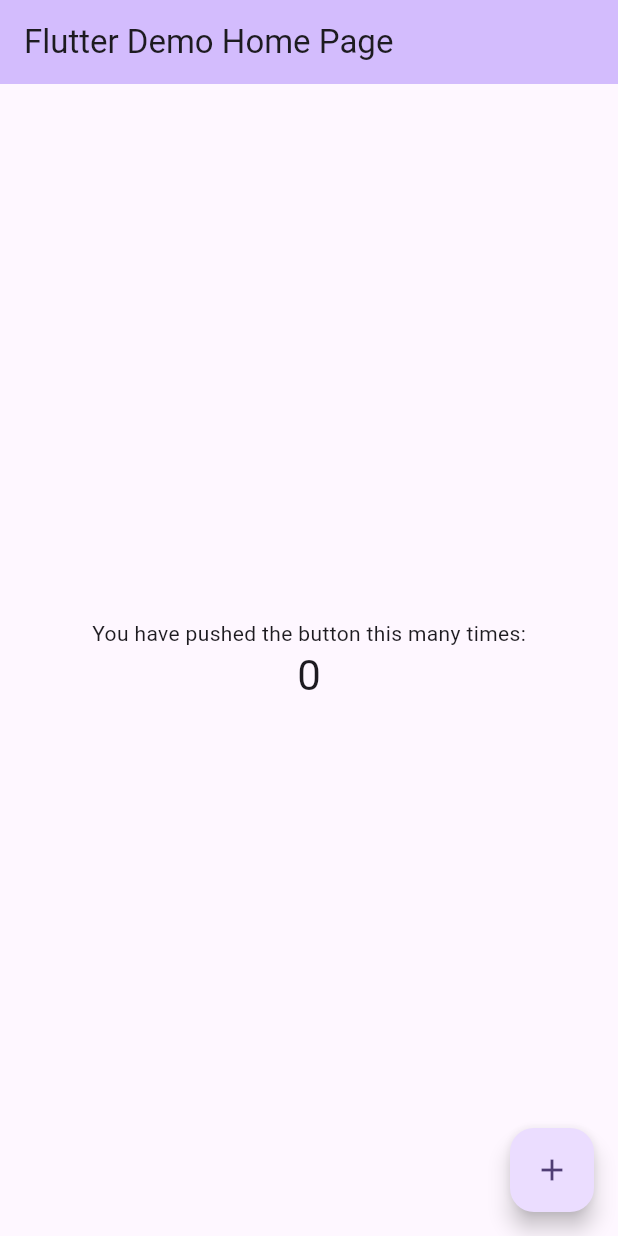
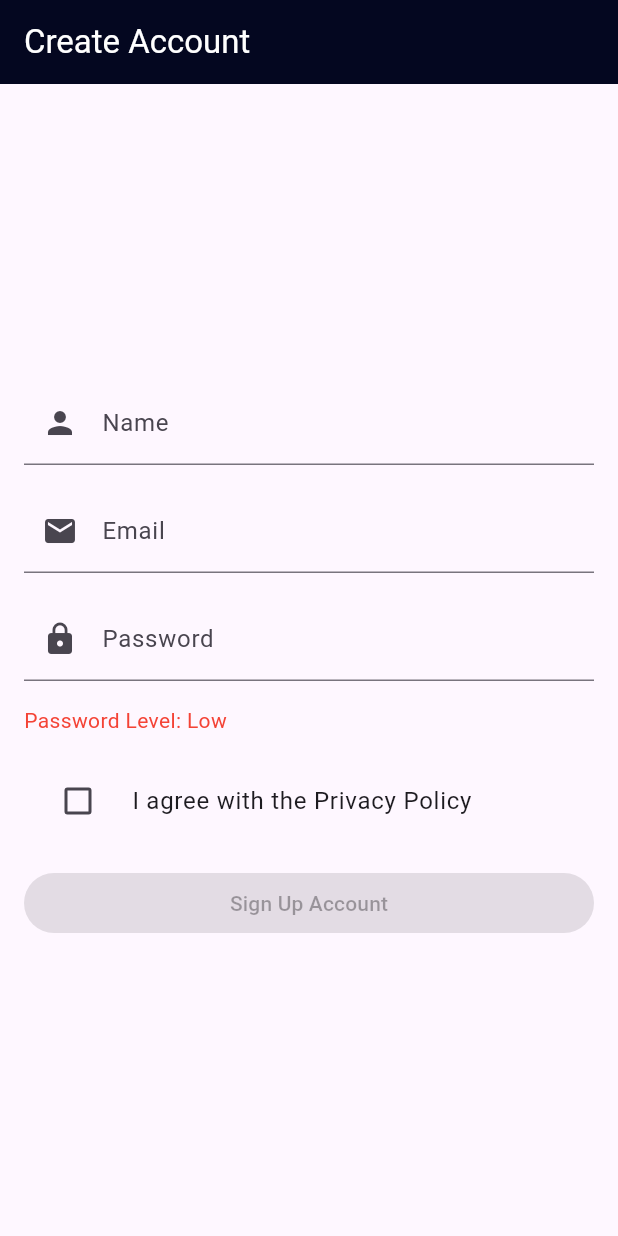
Before and after one commit to RamadhanRahmatullah/Mobile-Programming-2023, a Flutter app: the screen it shows after launch, on a phone screen of 412 x 824 dp. Run offline on Flutter 3.47's test engine with Material 3 defaults, Android fonts, the phone set to English and light mode, and no system bars.

Commit message:
initial commit

```diff
--- a/project_app/lib/main.dart
+++ b/project_app/lib/main.dart
@@ -1,125 +1,145 @@
 import 'package:flutter/material.dart';
 
 void main() {
-  runApp(const MyApp());
+  runApp(MyApp());
 }
 
 class MyApp extends StatelessWidget {
-  const MyApp({super.key});
-
-  // This widget is the root of your application.
   @override
   Widget build(BuildContext context) {
     return MaterialApp(
-      title: 'Flutter Demo',
-      theme: ThemeData(
-        // This is the theme of your application.
-        //
-        // TRY THIS: Try running your application with "flutter run". You'll see
-        // the application has a blue toolbar. Then, without quitting the app,
-        // try changing the seedColor in the colorScheme below to Colors.green
-        // and then invoke "hot reload" (save your changes or press the "hot
-        // reload" button in a Flutter-supported IDE, or press "r" if you used
-        // the command line to start the app).
-        //
-        // Notice that the counter didn't reset back to zero; the application
-        // state is not lost during the reload. To reset the state, use hot
-        // restart instead.
-        //
-        // This works for code too, not just values: Most code changes can be
-        // tested with just a hot reload.
-        colorScheme: ColorScheme.fromSeed(seedColor: Colors.deepPurple),
-        useMaterial3: true,
-      ),
-      home: const MyHomePage(title: 'Flutter Demo Home Page'),
+      home: SignUpPage(),
     );
   }
 }
 
-class MyHomePage extends StatefulWidget {
-  const MyHomePage({super.key, required this.title});
-
-  // This widget is the home page of your application. It is stateful, meaning
-  // that it has a State object (defined below) that contains fields that affect
-  // how it looks.
-
-  // This class is the configuration for the state. It holds the values (in this
-  // case the title) provided by the parent (in this case the App widget) and
-  // used by the build method of the State. Fields in a Widget subclass are
-  // always marked "final".
-
-  final String title;
-
+class SignUpPage extends StatefulWidget {
   @override
-  State<MyHomePage> createState() => _MyHomePageState();
+  _SignUpPageState createState() => _SignUpPageState();
 }
 
-class _MyHomePageState extends State<MyHomePage> {
-  int _counter = 0;
-
-  void _incrementCounter() {
-    setState(() {
-      // This call to setState tells the Flutter framework that something has
-      // changed in this State, which causes it to rerun the build method below
-      // so that the display can reflect the updated values. If we changed
-      // _counter without calling setState(), then the build method would not be
-      // called again, and so nothing would appear to happen.
-      _counter++;
-    });
-  }
+class _SignUpPageState extends State<SignUpPage> {
+  bool _isAgree = false;
+  String _password = '';
 
   @override
   Widget build(BuildContext context) {
-    // This method is rerun every time setState is called, for instance as done
-    // by the _incrementCounter method above.
-    //
-    // The Flutter framework has been optimized to make rerunning build methods
-    // fast, so that you can just rebuild anything that needs updating rather
-    // than having to individually change instances of widgets.
     return Scaffold(
       appBar: AppBar(
-        // TRY THIS: Try changing the color here to a specific color (to
-        // Colors.amber, perhaps?) and trigger a hot reload to see the AppBar
-        // change color while the other colors stay the same.
-        backgroundColor: Theme.of(context).colorScheme.inversePrimary,
-        // Here we take the value from the MyHomePage object that was created by
-        // the App.build method, and use it to set our appbar title.
-        title: Text(widget.title),
+        title: Text(
+          'Create Account',
+          style: TextStyle(color: Colors.white),
+        ),
+        backgroundColor: Color(0xFF040720),
       ),
-      body: Center(
-        // Center is a layout widget. It takes a single child and positions it
-        // in the middle of the parent.
+      body: Padding(
+        padding: EdgeInsets.all(16.0),
         child: Column(
-          // Column is also a layout widget. It takes a list of children and
-          // arranges them vertically. By default, it sizes itself to fit its
-          // children horizontally, and tries to be as tall as its parent.
-          //
-          // Column has various properties to control how it sizes itself and
-          // how it positions its children. Here we use mainAxisAlignment to
-          // center the children vertically; the main axis here is the vertical
-          // axis because Columns are vertical (the cross axis would be
-          // horizontal).
-          //
-          // TRY THIS: Invoke "debug painting" (choose the "Toggle Debug Paint"
-          // action in the IDE, or press "p" in the console), to see the
-          // wireframe for each widget.
           mainAxisAlignment: MainAxisAlignment.center,
-          children: <Widget>[
-            const Text(
-              'You have pushed the button this many times:',
+          crossAxisAlignment: CrossAxisAlignment.stretch,
+          children: [
+            TextFormField(
+              decoration: InputDecoration(
+                labelText: 'Name',
+                prefixIcon: Icon(Icons.person),
+              ),
             ),
-            Text(
-              '$_counter',
-              style: Theme.of(context).textTheme.headlineMedium,
+            SizedBox(height: 16.0),
+            TextFormField(
+              decoration: InputDecoration(
+                labelText: 'Email',
+                prefixIcon: Icon(Icons.email),
+              ),
+            ),
+            SizedBox(height: 16.0),
+            TextFormField(
+              onChanged: (value) {
+                setState(() {
+                  _password = value;
+                });
+              },
+              obscureText: true,
+              decoration: InputDecoration(
+                labelText: 'Password',
+                prefixIcon: Icon(Icons.lock),
+              ),
+            ),
+            SizedBox(height: 16.0),
+            PasswordLevel(password: _password),
+            SizedBox(height: 16.0),
+            CheckboxListTile(
+              title: Text('I agree with the Privacy Policy'),
+              value: _isAgree,
+              onChanged: (value) {
+                setState(() {
+                  _isAgree = value!;
+                });
+              },
+              controlAffinity: ListTileControlAffinity.leading,
+            ),
+            SizedBox(height: 16.0),
+            ElevatedButton(
+              onPressed: _isAgree
+                  ? () {
+                      // Add your sign-up logic here
+                    }
+                  : null,
+              child: Text('Sign Up Account'),
+              style: ElevatedButton.styleFrom(
+                primary: Color(0xFF00008B),
+              ),
             ),
           ],
         ),
       ),
-      floatingActionButton: FloatingActionButton(
-        onPressed: _incrementCounter,
-        tooltip: 'Increment',
-        child: const Icon(Icons.add),
-      ), // This trailing comma makes auto-formatting nicer for build methods.
     );
   }
 }
+
+class PasswordLevel extends StatelessWidget {
+  final String password;
+
+  PasswordLevel({required this.password});
+
+  @override
+  Widget build(BuildContext context) {
+    String level = determinePasswordLevel(password);
+    Color levelColor = determineLevelColor(level);
+
+    return Text(
+      'Password Level: $level',
+      style: TextStyle(
+        color: levelColor,
+      ),
+    );
+  }
+
+  String determinePasswordLevel(String password) {
+    if (password.length >= 6 && password.length < 8) {
+      return 'Low';
+    } else if (password.length >= 8 &&
+        RegExp(r'[a-z]').hasMatch(password) &&
+        RegExp(r'[A-Z]').hasMatch(password) &&
+        RegExp(r'[0-9]').hasMatch(password)) {
+      return 'Fair';
+    } else if (password.length >= 8 &&
+        RegExp(r'(?=.*[a-z])(?=.*[A-Z])(?=.*[0-9])(?=.*[!@#$%^&*])').hasMatch(password)) {
+      return 'Good';
+    } else {
+      return 'Low';
+    }
+  }
+
+  Color determineLevelColor(String level) {
+    switch (level) {
+      case 'Low':
+        return Colors.red;
+      case 'Fair':
+        return Colors.orange;
+      case 'Good':
+        return Colors.green;
+      default:
+        return Colors.black;
+    }
+  }
+}
--- /dev/null
+++ b/project_app/lib/profile_page.dart
@@ -0,0 +1,16 @@
+import 'package:flutter/material.dart';
+
+class ProfilePage extends StatelessWidget {
+  @override
+  Widget build(BuildContext context) {
+    return Scaffold(
+      appBar: AppBar(
+        title: Text('Profile Page'),
+        backgroundColor: Color(0xFF040720),
+      ),
+      body: Center(
+        child: Text('Welcome to your profile!'),
+      ),
+    );
+  }
+}
```
